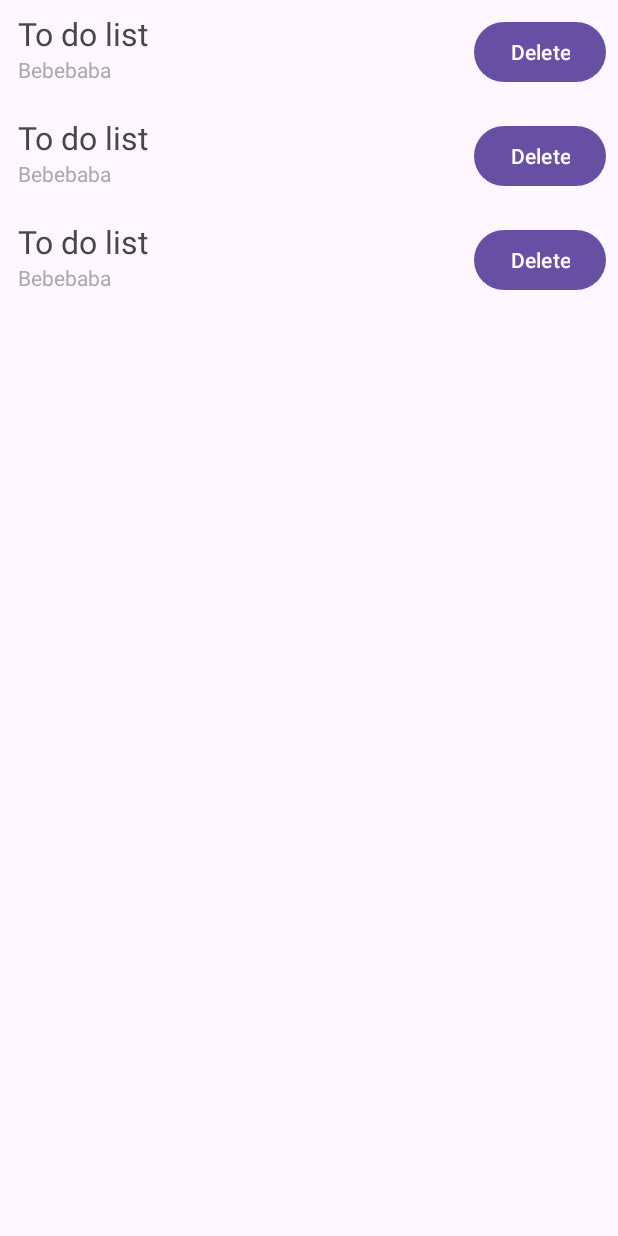
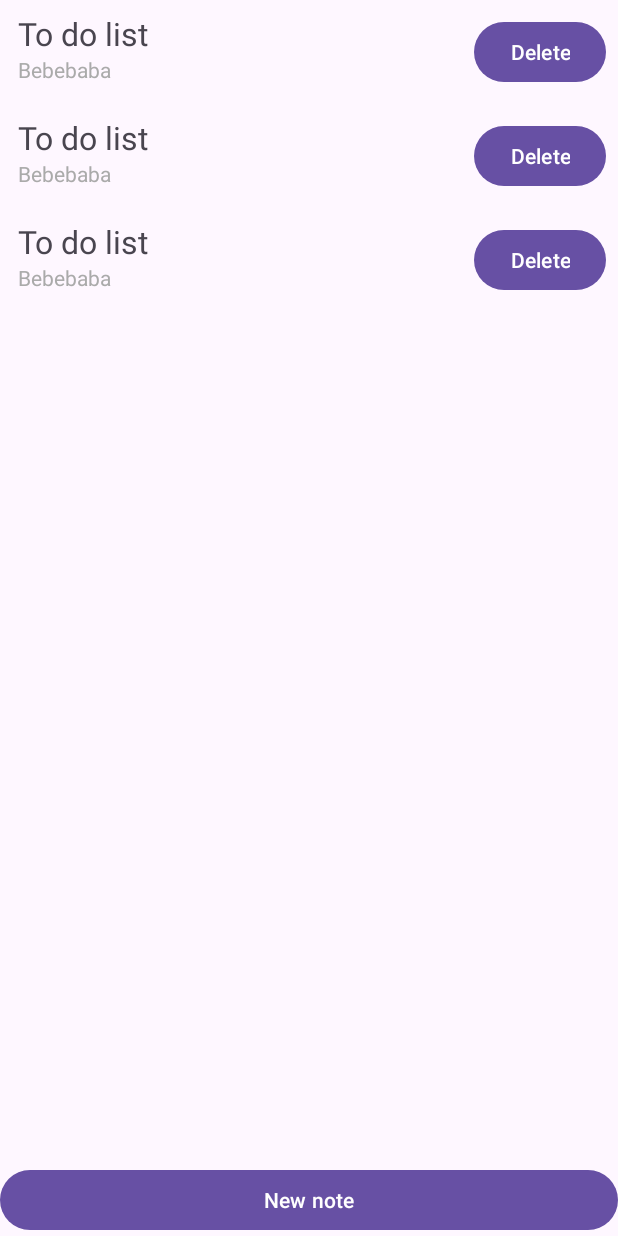
Before and after one commit to kostuciy/Elva, an Android app: the screen it shows after launch (AppActivity), on a phone screen of 412 x 824 dp. Run offline under Robolectric (Android 15) with nearby library versions, the phone set to English and light mode, and no system bars.

Commit message:
Note micro-app: LiveData implementation in progress, add note function + state in view model

```diff
--- a/app/src/main/java/com/example/elva/dto/Note.kt
+++ b/app/src/main/java/com/example/elva/dto/Note.kt
@@ -6,6 +6,12 @@ data class Note(
     val content: String,
     val timestamp: Long = System.currentTimeMillis(),
     val color: NoteColor = NoteColor.DEFAULT) {
+
+    companion object {
+        val EMPTY_NOTE = Note(
+            0, "", "", 0
+        )
+    }
 
     enum class NoteColor() {
         RED,
--- a/app/src/main/java/com/example/elva/fragment/NoteListFragment.kt
+++ b/app/src/main/java/com/example/elva/fragment/NoteListFragment.kt
@@ -5,13 +5,17 @@ import androidx.fragment.app.Fragment
 import android.view.LayoutInflater
 import android.view.View
 import android.view.ViewGroup
-import androidx.fragment.app.viewModels
+import androidx.fragment.app.activityViewModels
+import androidx.navigation.fragment.findNavController
 import androidx.recyclerview.widget.LinearLayoutManager
+import com.example.elva.R
 import com.example.elva.adapter.NoteAdapter
 import com.example.elva.adapter.NoteInteractionListener
 import com.example.elva.databinding.FragmentNoteListBinding
 import com.example.elva.dto.Note
 import com.example.elva.viewmodel.NoteViewModel
+import java.lang.Exception
+import java.lang.IllegalArgumentException
 
 class NoteListFragment : Fragment() {
 
@@ -22,9 +26,8 @@ class NoteListFragment : Fragment() {
         val binding =
             FragmentNoteListBinding.inflate(layoutInflater, container, false)
 
-        val viewModel: NoteViewModel by viewModels()
-
-        val recyclerView = binding.noteRecyclerView
+        val viewModel: NoteViewModel by activityViewModels()
+        val navController = findNavController()
         val noteAdapter = NoteAdapter(object : NoteInteractionListener {
 
             override fun noteChanged(id: Long, newNote: Note): Note {
@@ -34,15 +37,27 @@ class NoteListFragment : Fragment() {
             override fun noteDeleted(id: Long): Note {
                 return viewModel.delete(id)
             }
-        }).apply { submitList(viewModel.getAll()) }
-        recyclerView.apply {
-            layoutManager = LinearLayoutManager(requireContext())
-            adapter = noteAdapter
+        }).apply {
+            submitList(viewModel.noteState.value?.noteList ?: throw Exception("no value in LD"))
+        }
+
+        binding.apply {
+            noteRecyclerView.apply {
+                layoutManager = LinearLayoutManager(requireContext())
+                adapter = noteAdapter
+            }
+            createButton.setOnClickListener {
+                navController.navigate(R.id.action_mainFragment_to_noteCreationFragment)
+            }
         }
 
         viewModel.apply {
-            noteData.observe(viewLifecycleOwner) { noteList ->
-                noteAdapter.submitList(noteList)
+            noteState.observe(viewLifecycleOwner) { noteState ->
+//                TODO: redo
+                if (noteState.error) throw IllegalArgumentException("state error") // TODO: text instead of ex.
+                    //noteState.empty -> TODO: text on screen
+                    //noteState.loading -> TODO: text on screen
+                noteAdapter.submitList(noteState.noteList)
             }
         }
 
--- /dev/null
+++ b/app/src/main/java/com/example/elva/model/NoteState.kt
@@ -0,0 +1,12 @@
+package com.example.elva.model
+
+import com.example.elva.dto.Note
+
+
+data class NoteState(
+    val noteList: List<Note> = emptyList(),
+    val lastEdited: Note = Note.EMPTY_NOTE,
+    val empty: Boolean = true,
+    override val loading: Boolean = false,
+    override val error: Boolean = false
+) : State
--- /dev/null
+++ b/app/src/main/java/com/example/elva/model/State.kt
@@ -0,0 +1,6 @@
+package com.example.elva.model
+
+interface State {
+    val loading: Boolean
+    val error: Boolean
+}
--- a/app/src/main/java/com/example/elva/repository/NoteRepository.kt
+++ b/app/src/main/java/com/example/elva/repository/NoteRepository.kt
@@ -14,7 +14,7 @@ class NoteRepository : Repository<Note> {
         )
 
     override fun save(note: Note): Note {
-        testList = testList + note
+        testList = testList + note.copy(id = note.hashCode().toLong())
         return note
     }
 
--- a/app/src/main/java/com/example/elva/viewmodel/NoteViewModel.kt
+++ b/app/src/main/java/com/example/elva/viewmodel/NoteViewModel.kt
@@ -4,37 +4,59 @@ import androidx.lifecycle.LiveData
 import androidx.lifecycle.MutableLiveData
 import androidx.lifecycle.ViewModel
 import com.example.elva.dto.Note
+import com.example.elva.model.NoteState
 import com.example.elva.repository.NoteRepository
-import java.lang.IllegalArgumentException
+
+
 
 class NoteViewModel : ViewModel() {
 
     private val repository = NoteRepository()
-    private val _noteData: MutableLiveData<List<Note>> by lazy {
-        MutableLiveData(emptyList())
+    private val _noteState: MutableLiveData<NoteState> by lazy {
+        MutableLiveData(NoteState())
     }
-    val noteData: LiveData<List<Note>>
-        get() = _noteData
+    val noteState: LiveData<NoteState>
+        get() = _noteState
 
     init {
-        _noteData.value = getAll()
+        val noteList = getAll()
+        _noteState.value = NoteState(
+            noteList = noteList,
+            empty = noteList.isEmpty()
+        )
     }
 
-    fun getAll(): List<Note> = repository.getAll()
+    private fun sync() {
+        val noteList = getAll()
+        _noteState.value = _noteState.value?.copy(
+            noteList = noteList, empty = noteList.isEmpty()
+        ) ?: NoteState(error = true)
+    }
 
-    private fun findById(id: Long): Note =
-        _noteData.value?.find { it.id == id } ?: throw IllegalArgumentException("no post found")
+    fun toEdited(note: Note) {
+        _noteState.value = _noteState.value?.copy(lastEdited = note)
+    }
+    private fun getAll(): List<Note> = repository.getAll()
 
+    private fun findById(id: Long): Note {
+        _noteState.value?.noteList?.find { it.id == id }.let { note ->
+            if (note != null) return note
+            _noteState.value = _noteState.value?.copy(error = true)
+            return Note.EMPTY_NOTE
+        }
+    }
 
-    fun save(id: Long) {
-        val note = repository.save(findById(id))
-        _noteData.value = getAll()
+//    saves note in "lastEdited" field
+    fun save() {
+        repository.save(noteState.value?.lastEdited ?: Note.EMPTY_NOTE)
+        toEdited(Note.EMPTY_NOTE)
+        sync()
     }
 
 
     fun delete(id: Long): Note {
         val note = repository.delete(findById(id))
-        _noteData.value = getAll()
+        sync()
 
         return note
     }
@@ -42,7 +64,7 @@ class NoteViewModel : ViewModel() {
 
     fun edit(id: Long, newNote: Note): Note {
         val note = repository.edit(findById(id), newNote)
-        _noteData.value = getAll()
+        sync()
 
         return note
     }
--- /dev/null
+++ b/app/src/main/res/drawable/baseline_add_circle_outline_24.xml
@@ -0,0 +1,5 @@
+<vector android:height="24dp" android:tint="#000000"
+    android:viewportHeight="24" android:viewportWidth="24"
+    android:width="24dp" xmlns:android="http://schemas.android.com/apk/res/android">
+    <path android:fillColor="@android:color/white" android:pathData="M13,7h-2v4L7,11v2h4v4h2v-4h4v-2h-4L13,7zM12,2C6.48,2 2,6.48 2,12s4.48,10 10,10 10,-4.48 10,-10S17.52,2 12,2zM12,20c-4.41,0 -8,-3.59 -8,-8s3.59,-8 8,-8 8,3.59 8,8 -3.59,8 -8,8z"/>
+</vector>
--- a/app/src/main/res/layout/fragment_note_list.xml
+++ b/app/src/main/res/layout/fragment_note_list.xml
@@ -10,10 +10,19 @@
         android:id="@+id/note_recycler_view"
         android:layout_width="0dp"
         android:layout_height="0dp"
-        app:layout_constraintBottom_toBottomOf="parent"
+        app:layout_constraintBottom_toTopOf="@+id/create_button"
         app:layout_constraintEnd_toEndOf="parent"
         app:layout_constraintHorizontal_bias="0.0"
         app:layout_constraintStart_toStartOf="parent"
         app:layout_constraintTop_toTopOf="parent"
         app:layout_constraintVertical_bias="0.5" />
+
+    <Button
+        android:id="@+id/create_button"
+        android:layout_width="0dp"
+        android:layout_height="wrap_content"
+        android:text="@string/new_note"
+        app:layout_constraintBottom_toBottomOf="parent"
+        app:layout_constraintEnd_toEndOf="parent"
+        app:layout_constraintStart_toStartOf="parent" />
 </androidx.constraintlayout.widget.ConstraintLayout>
--- a/app/src/main/res/navigation/nav_graph.xml
+++ b/app/src/main/res/navigation/nav_graph.xml
@@ -9,5 +9,14 @@
         android:id="@+id/mainFragment"
         android:name="com.example.elva.fragment.NoteListFragment"
         android:label="fragment_main"
-        tools:layout="@layout/fragment_note_list" />
+        tools:layout="@layout/fragment_note_list" >
+        <action
+            android:id="@+id/action_mainFragment_to_noteCreationFragment"
+            app:destination="@id/noteCreationFragment" />
+    </fragment>
+    <fragment
+        android:id="@+id/noteCreationFragment"
+        android:name="com.example.elva.fragment.NoteCreationFragment"
+        android:label="fragment_note_creation"
+        tools:layout="@layout/fragment_note_creation" />
 </navigation>
--- a/app/src/main/res/values/strings.xml
+++ b/app/src/main/res/values/strings.xml
@@ -3,4 +3,8 @@
     <!-- TODO: Remove or change this placeholder text -->
     <string name="hello_blank_fragment">Hello blank fragment</string>
     <string name="delete">Delete</string>
+    <string name="new_note">New note</string>
+    <string name="new_note_name">New Note</string>
+    <string name="write_something">Write something</string>
+    <string name="save">Save</string>
 </resources>
```
Also changed, not shown: app/src/main/java/com/example/elva/fragment/NoteCreationFragment.kt (added, +40 -0 lines), app/src/main/res/layout/fragment_note_creation.xml (added, +65 -0 lines).
